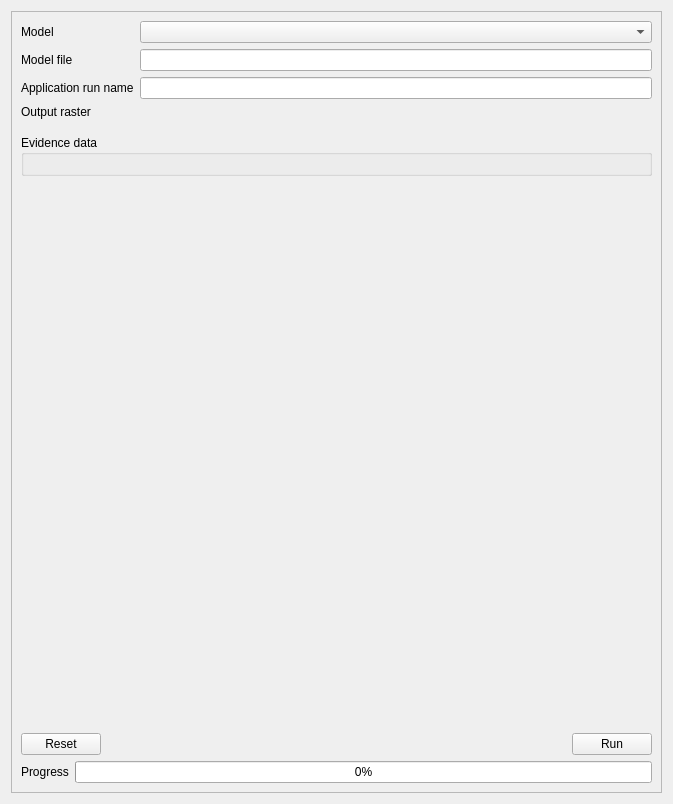
Qt form eis_qgis_plugin/resources/ui/modeling/application.ui (GispoCoding/eis_qgis_plugin) before a commit.
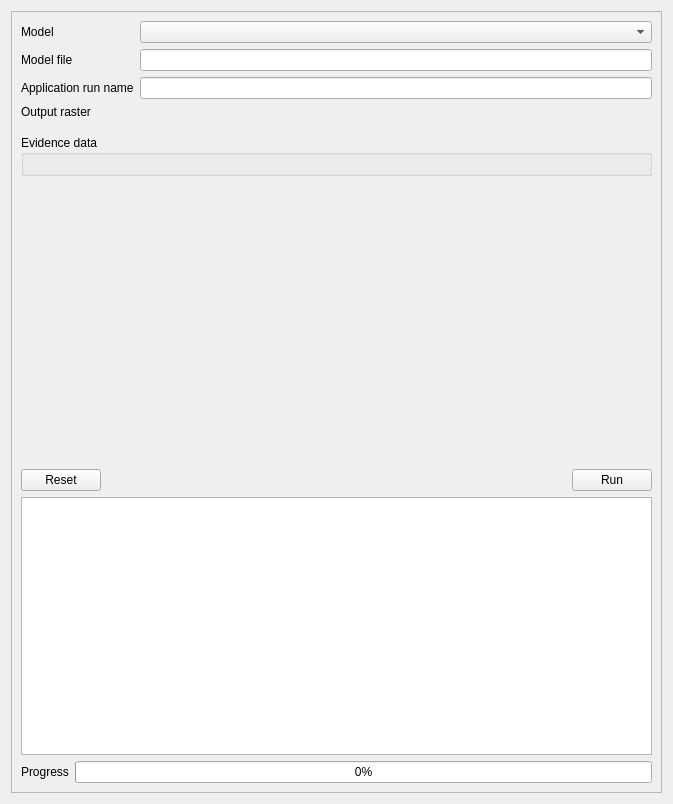
The same form after that commit. Custom widgets are drawn as their Qt base class.

Commit message: Add progress bars and progress logs to application and testing in modeling

```diff
--- a/eis_qgis_plugin/resources/ui/modeling/application.ui
+++ b/eis_qgis_plugin/resources/ui/modeling/application.ui
@@ -160,20 +160,59 @@
         </layout>
        </item>
        <item>
-        <layout class="QHBoxLayout" name="horizontalLayout_7">
+        <layout class="QVBoxLayout" name="verticalLayout_18">
          <item>
-          <widget class="QLabel" name="label_16">
+          <widget class="QTextEdit" name="application_log">
+           <property name="sizePolicy">
+            <sizepolicy hsizetype="Expanding" vsizetype="Expanding">
+             <horstretch>0</horstretch>
+             <verstretch>0</verstretch>
+            </sizepolicy>
+           </property>
+           <property name="minimumSize">
+            <size>
+             <width>0</width>
+             <height>0</height>
+            </size>
+           </property>
+           <property name="maximumSize">
+            <size>
+             <width>16777215</width>
+             <height>16777215</height>
+            </size>
+           </property>
+           <property name="autoFormatting">
+            <set>QTextEdit::AutoNone</set>
+           </property>
+           <property name="readOnly">
+            <bool>true</bool>
+           </property>
+           <property name="html">
+            <string>&lt;!DOCTYPE HTML PUBLIC &quot;-//W3C//DTD HTML 4.0//EN&quot; &quot;http://www.w3.org/TR/REC-html40/strict.dtd&quot;&gt;
+&lt;html&gt;&lt;head&gt;&lt;meta name=&quot;qrichtext&quot; content=&quot;1&quot; /&gt;&lt;style type=&quot;text/css&quot;&gt;
+p, li { white-space: pre-wrap; }
+&lt;/style&gt;&lt;/head&gt;&lt;body style=&quot; font-family:'Ubuntu'; font-size:11pt; font-weight:400; font-style:normal;&quot;&gt;
+&lt;p style=&quot;-qt-paragraph-type:empty; margin-top:0px; margin-bottom:0px; margin-left:0px; margin-right:0px; -qt-block-indent:0; text-indent:0px;&quot;&gt;&lt;br /&gt;&lt;/p&gt;&lt;/body&gt;&lt;/html&gt;</string>
+           </property>
+          </widget>
+         </item>
+         <item>
+          <layout class="QHBoxLayout" name="progress_layout">
+           <item>
+            <widget class="QLabel" name="training_progress_label">
            <property name="text">
             <string>Progress</string>
            </property>
           </widget>
          </item>
          <item>
-          <widget class="QProgressBar" name="training_progress_bar_2">
+            <widget class="QProgressBar" name="application_progress_bar">
            <property name="value">
             <number>0</number>
            </property>
           </widget>
+           </item>
+          </layout>
          </item>
         </layout>
        </item>
```
Lines whose indentation alone changed are shown as unchanged. The commit also changes 4 other files.
